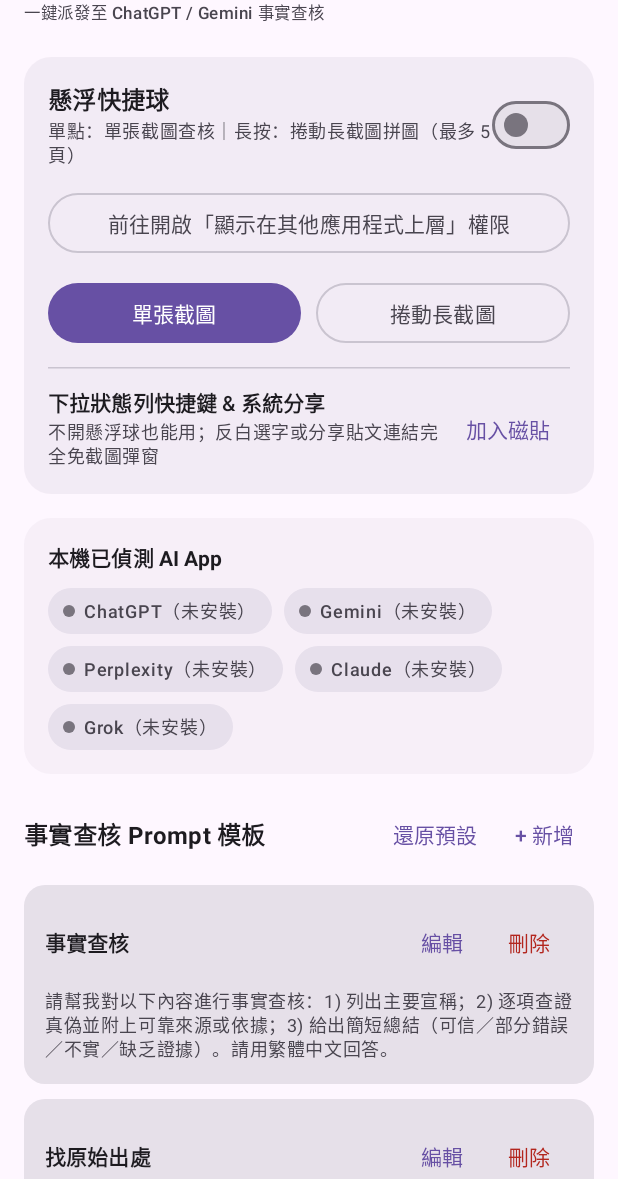
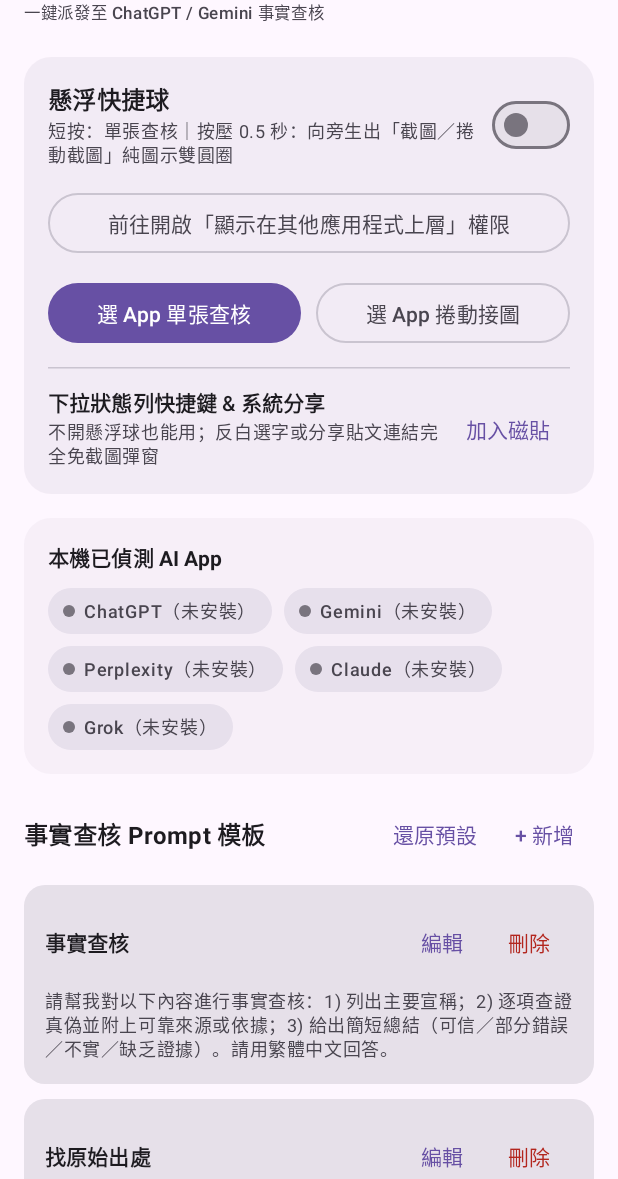
Before and after one commit to JUSTWT1999/TrueFind, an Android app built with Jetpack Compose: the screen it shows after launch (MainActivity), on a phone screen of 412 x 824 dp, the part 57-1236 px from its top. Run offline under Robolectric (Android 15) with nearby library versions, the phone set to English and light mode, and no system bars.

Commit message:
feat(android): fix self-capture taskAffinity, add 500ms pure-icon radial bubble, and polish chooser/Gemini toast

```diff
--- a/androidApp/src/main/AndroidManifest.xml
+++ b/androidApp/src/main/AndroidManifest.xml
@@ -52,7 +52,8 @@
             android:name=".capture.ScreenCaptureActivity"
             android:excludeFromRecents="true"
             android:exported="false"
-            android:launchMode="singleTask"
+            android:launchMode="singleInstance"
+            android:taskAffinity=""
             android:theme="@style/Theme.TrueFind.Translucent" />
 
         <activity
@@ -60,6 +61,7 @@
             android:excludeFromRecents="true"
             android:exported="true"
             android:label="@string/process_text_label"
+            android:taskAffinity=""
             android:theme="@style/Theme.TrueFind.Translucent">
             <intent-filter>
                 <action android:name="android.intent.action.SEND" />
@@ -82,6 +84,8 @@
             android:name=".chooser.ChooserActivity"
             android:excludeFromRecents="true"
             android:exported="false"
+            android:launchMode="singleInstance"
+            android:taskAffinity=""
             android:theme="@style/Theme.TrueFind.Translucent"
             android:windowSoftInputMode="adjustResize" />
 
--- a/androidApp/src/main/kotlin/com/truefind/app/capture/ShareReceiverActivity.kt
+++ b/androidApp/src/main/kotlin/com/truefind/app/capture/ShareReceiverActivity.kt
@@ -17,7 +17,7 @@ class ShareReceiverActivity : Activity() {
     override fun onCreate(savedInstanceState: Bundle?) {
         super.onCreate(savedInstanceState)
         handleIncomingIntent(intent)
-        finish()
+        finishAndRemoveTask()
     }
 
     private fun handleIncomingIntent(incoming: Intent?) {
--- a/androidApp/src/main/kotlin/com/truefind/app/settings/MainActivity.kt
+++ b/androidApp/src/main/kotlin/com/truefind/app/settings/MainActivity.kt
@@ -140,6 +140,7 @@ class MainActivity : ComponentActivity() {
                     onRequestOverlayPermission = { openOverlayPermissionSettings() },
                     onRequestAddTile = { requestQuickSettingsTile() },
                     onStartSingleCapture = {
+                        moveTaskToBack(true)
                         startActivity(ScreenCaptureActivity.createIntent(this, CaptureMode.SINGLE))
                     },
                     onStartScrollCapture = {
@@ -147,6 +148,7 @@ class MainActivity : ComponentActivity() {
                             Toast.makeText(this, "捲動拼圖需要「顯示在其他應用程式上層」權限", Toast.LENGTH_SHORT).show()
                             openOverlayPermissionSettings()
                         } else {
+                            moveTaskToBack(true)
                             startActivity(ScreenCaptureActivity.createIntent(this, CaptureMode.SCROLL_STITCH))
                         }
                     },
@@ -297,7 +299,7 @@ private fun MainSettingsScreen(
                                 fontWeight = FontWeight.Bold
                             )
                             Text(
-                                text = "單點：單張截圖查核｜長按：捲動長截圖拼圖（最多 5 頁）",
+                                text = "短按：單張查核｜按壓 0.5 秒：向旁生出「截圖／捲動截圖」純圖示雙圓圈",
                                 style = MaterialTheme.typography.bodySmall,
                                 color = MaterialTheme.colorScheme.onSurfaceVariant
                             )
@@ -325,13 +327,13 @@ private fun MainSettingsScreen(
                             onClick = onStartSingleCapture,
                             modifier = Modifier.weight(1f)
                         ) {
-                            Text("單張截圖")
+                            Text("選 App 單張查核")
                         }
                         OutlinedButton(
                             onClick = onStartScrollCapture,
                             modifier = Modifier.weight(1f)
                         ) {
-                            Text("捲動長截圖")
+                            Text("選 App 捲動接圖")
                         }
                     }
 
--- /dev/null
+++ b/androidApp/src/main/res/drawable/ic_bubble_check.xml
@@ -0,0 +1,14 @@
+<?xml version="1.0" encoding="utf-8"?>
+<vector xmlns:android="http://schemas.android.com/apk/res/android"
+    android:width="24dp"
+    android:height="24dp"
+    android:viewportWidth="24"
+    android:viewportHeight="24">
+    <path
+        android:fillColor="#00000000"
+        android:pathData="M5,13l4,4L19,7"
+        android:strokeWidth="2.8"
+        android:strokeColor="#FFFFFFFF"
+        android:strokeLineCap="round"
+        android:strokeLineJoin="round" />
+</vector>
--- /dev/null
+++ b/androidApp/src/main/res/drawable/ic_capture_scroll.xml
@@ -0,0 +1,22 @@
+<?xml version="1.0" encoding="utf-8"?>
+<vector xmlns:android="http://schemas.android.com/apk/res/android"
+    android:width="24dp"
+    android:height="24dp"
+    android:viewportWidth="24"
+    android:viewportHeight="24">
+    <!-- Top page frame -->
+    <path
+        android:fillColor="#00000000"
+        android:pathData="M7,3h10a2,2 0 0,1 2,2v6a2,2 0 0,1 -2,2H7a2,2 0 0,1 -2,-2V5a2,2 0 0,1 2,-2z"
+        android:strokeWidth="2.2"
+        android:strokeColor="#FFFFFFFF"
+        android:strokeLineJoin="round" />
+    <!-- Downward scroll arrow -->
+    <path
+        android:fillColor="#00000000"
+        android:pathData="M12,13v8M9,18l3,3l3,-3"
+        android:strokeWidth="2.2"
+        android:strokeColor="#FFFFFFFF"
+        android:strokeLineCap="round"
+        android:strokeLineJoin="round" />
+</vector>
--- /dev/null
+++ b/androidApp/src/main/res/drawable/ic_capture_single.xml
@@ -0,0 +1,21 @@
+<?xml version="1.0" encoding="utf-8"?>
+<vector xmlns:android="http://schemas.android.com/apk/res/android"
+    android:width="24dp"
+    android:height="24dp"
+    android:viewportWidth="24"
+    android:viewportHeight="24">
+    <!-- Corner viewfinder frame -->
+    <path
+        android:fillColor="#00000000"
+        android:pathData="M4,8V5.5A1.5,1.5 0 0,1 5.5,4H8M16,4h2.5A1.5,1.5 0 0,1 20,5.5V8M20,16v2.5A1.5,1.5 0 0,1 18.5,20H16M8,20H5.5A1.5,1.5 0 0,1 4,18.5V16"
+        android:strokeWidth="2.2"
+        android:strokeColor="#FFFFFFFF"
+        android:strokeLineCap="round"
+        android:strokeLineJoin="round" />
+    <!-- Center shutter circle -->
+    <path
+        android:fillColor="#00000000"
+        android:pathData="M12,9a3,3 0 1,0 0,6a3,3 0 1,0 0,-6"
+        android:strokeWidth="2.2"
+        android:strokeColor="#FFFFFFFF" />
+</vector>
--- a/androidApp/src/main/res/values/strings.xml
+++ b/androidApp/src/main/res/values/strings.xml
@@ -7,12 +7,13 @@
     <string name="notification_channel_bubble">懸浮快捷球</string>
     <string name="notification_channel_capture">螢幕截圖服務</string>
     <string name="bubble_notification_title">TrueFind 懸浮球運作中</string>
-    <string name="bubble_notification_text">單點截圖查核，長按進入捲動長截圖</string>
+    <string name="bubble_notification_text">短按單張查核；按住 0.5 秒展開截圖／捲動截圖雙圓圈</string>
     <string name="bubble_action_stop">關閉懸浮球</string>
     <string name="capture_notification_title">TrueFind 畫面擷取中</string>
     <string name="capture_notification_text">僅擷取您指定的畫面，完成後立即關閉</string>
     <string name="error_secure_screen">此 App 基於隱私保護禁止截圖，建議改用反白複製或分享文字</string>
     <string name="error_capture_failed">畫面擷取失敗，請再試一次</string>
     <string name="toast_dispatched_template">已送往 %1$s（若指令未自動帶入，點一下貼上即可）</string>
+    <string name="toast_dispatched_gemini">圖片已送往 Gemini，查核指令已複製 — 點輸入框貼上即可</string>
     <string name="toast_prompt_copied">查核指令已複製到剪貼簿</string>
 </resources>
```
Also changed, not shown: androidApp/src/main/kotlin/com/truefind/app/capture/FloatingBubbleService.kt (+237 -42 lines), androidApp/src/main/kotlin/com/truefind/app/capture/ScreenCaptureActivity.kt (+21 -8 lines), androidApp/src/main/kotlin/com/truefind/app/chooser/ChooserActivity.kt (+9 -5 lines), androidApp/src/main/kotlin/com/truefind/app/chooser/ChooserSheetContent.kt (+18 -15 lines), androidApp/src/main/kotlin/com/truefind/app/dispatch/AiDispatcher.kt (+6 -5 lines), 2 other files.
